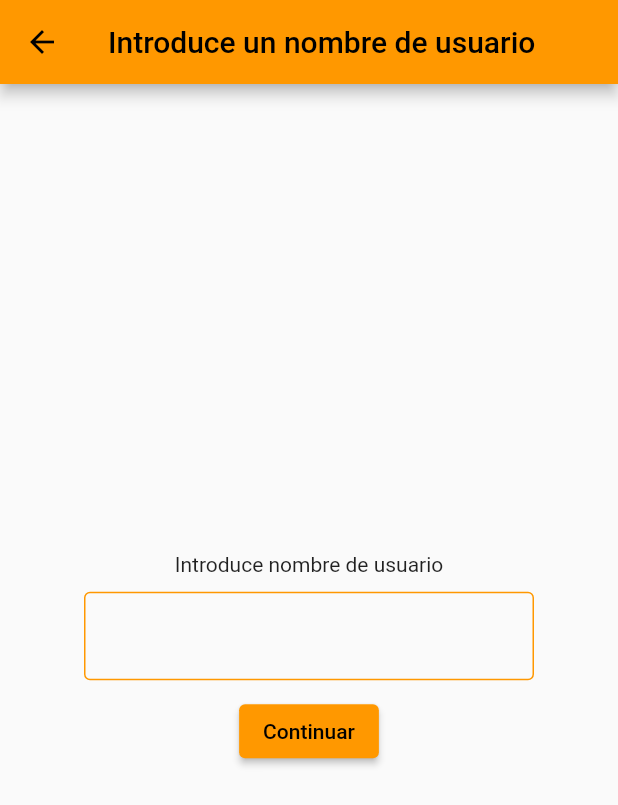
After one commit to gdonate/FrontendEA, a Flutter app: the screen it shows after launch, after a tap on "Publicaciones", on a phone screen of 412 x 824 dp. The commit adds this screen. Shown: the top 805 px of the screen. Run offline on Flutter 3.47's test engine with Material 2 defaults, Android fonts, the phone set to English and light mode, and no system bars; our stand-ins replace flutter_svg, google_maps_flutter, rxdart, socket_io_client; missing offline and left inert: text_editor; network calls fail.

Commit message:
Cristian minimo2

```diff
--- a/lib/main.dart
+++ b/lib/main.dart
@@ -1,7 +1,10 @@
 import 'package:flutter/material.dart';
 import 'package:flutter_localizations/flutter_localizations.dart';
 import 'package:provider/provider.dart';
+import 'package:registro/screens/ChatScreen.dart';
+import 'package:registro/screens/ListaPublicaciones.dart';
 import 'package:registro/screens/MapaScreen.dart';
+import 'package:registro/screens/Username.dart';
 import 'package:registro/screens/perfil.dart';
 import 'package:registro/screens/splash_screen.dart';
 import 'blocs/registro_bloc.dart';
@@ -52,5 +55,7 @@ var routes = <String,WidgetBuilder>{
   "/home":(BuildContext context) => HomeScreen(), //Poner el nombre de la clase de register de su propia pantalla
   "/map":(BuildContext context) => MapaScreen(), //Poner el nombre de la clase de register de su propia pantalla
   "/perfil":(BuildContext context) => PerfilUser(), //Poner el nombre de la clase de register de su propia pantalla
-
+  "/username":(BuildContext context) => UsernameScreen(), //Poner el nombre de la clase de register de su propia pantalla
+  //"/publicaciones":(BuildContext context) => ListaPublicaciones(), //Poner el nombre de la clase de register de su propia pantalla
+  //"/chat":(BuildContext context) => ChatScreen(), //Poner el nombre de la clase de register de su propia pantalla
 };
--- a/lib/screens/ListServicios/components/body.dart
+++ b/lib/screens/ListServicios/components/body.dart
@@ -9,9 +9,9 @@ import 'package:registro/screens/ListServicios/ServiciosList.dart';
 import 'background.dart';
 
 class Body extends StatelessWidget {
-  final Future<Servicio> servicio;
+  //final Future<Servicio> servicio;
 
-  Body({Key? key, this.servicio}) : super(key: key);
+  Body({Key? key}) : super(key: key);
 
   @override
   Widget build(BuildContext context) {
--- /dev/null
+++ b/lib/screens/Username.dart
@@ -0,0 +1,64 @@
+import 'package:flutter/cupertino.dart';
+import 'package:flutter/material.dart';
+import 'package:registro/screens/ListaPublicaciones.dart';
+import '../util/navegate.dart';
+
+class UsernameScreen extends StatefulWidget {
+  const UsernameScreen({Key? key}) : super(key: key);
+
+  @override
+  State<UsernameScreen> createState() => _UsernameScreenState();
+}
+
+class _UsernameScreenState extends State<UsernameScreen> {
+  TextEditingController _controller = TextEditingController();
+  late String username;
+
+  @override
+  Widget build(BuildContext context) {
+    return Scaffold(
+      appBar: AppBar(
+        title: const Text("Introduce un nombre de usuario"),
+      ),
+      body: Center(
+        child: Column(
+          mainAxisAlignment: MainAxisAlignment.center,
+          crossAxisAlignment: CrossAxisAlignment.center,
+          children: [
+            const Padding(
+              padding: EdgeInsets.only(bottom: 10.0),
+              child: Text("Introduce nombre de usuario"),
+            ),
+            Container(
+              width: 300.0,
+              child: TextField(
+                controller: _controller,
+                decoration: InputDecoration(
+                  enabledBorder: OutlineInputBorder(
+                    borderSide: BorderSide(color: Colors.orange),
+                  ),
+                  focusedBorder: OutlineInputBorder(
+                    borderSide: BorderSide(color: Colors.orange),
+                  ),
+                ),
+              ),
+            ),
+            Padding(
+              padding: EdgeInsets.only(top: 10.0),
+              child: ElevatedButton(
+                child: Text("Continuar"),
+                onPressed: (){
+                  if(_controller.value.text.isNotEmpty){
+                    username = _controller.value.text;
+                    Navigator.push(context,
+                        MaterialPageRoute(builder: (context) => ListaPublicaciones(username: username)));
+                  }
+                },
+              ),
+            ),
+          ],
+        ),
+      ),
+    );
+  }
+}
--- a/lib/screens/welcome_screen.dart
+++ b/lib/screens/welcome_screen.dart
@@ -168,7 +168,25 @@ class _WelcomeScreenState extends State<WelcomeScreen>{
                     ),
                     const SizedBox(
                       height: 16,
+                    ),
+                    MaterialButton(
+                      height: 49,
+                      minWidth: 285,
+                      color: const Color(0xFFFFFFFF).withOpacity(0.20),
+                      elevation: 0,
+                      shape: RoundedRectangleBorder(borderRadius: BorderRadius.circular(12.0)),
+                      child: Text(
+                        "Publicaciones",
+                        style: TextStyle(
+                          fontSize: 14,
+                          fontWeight: FontWeight.w600,
+                          color: Colors.white,
+                        ),
                       ),
+                      onPressed: () {
+                        Navegate.goToUsername(context);
+                      },
+                    ),
                   ],
                 ),
                 ),
--- a/lib/util/navegate.dart
+++ b/lib/util/navegate.dart
@@ -22,4 +22,13 @@ class Navegate {
   static void goToPerfil(BuildContext context) {
     Navigator.pushNamed(context, "/perfil");
   }
+  static void goToUsername(BuildContext context) {
+    Navigator.pushNamed(context, "/username");
+  }
+  static void goToListaPublicaciones(BuildContext context) {
+    Navigator.pushNamed(context, "/publicaciones");
+  }
+  static void goToChat(BuildContext context) {
+    Navigator.pushNamed(context, "/chat");
+  }
 }
--- a/pubspec.yaml
+++ b/pubspec.yaml
@@ -52,6 +52,7 @@ dependencies:
   google_maps_flutter: ^2.1.1
   provider: ^6.0.1
   permission_handler: ^8.3.0
+  socket_io_client: ^1.0.2
 
 
 dev_dependencies:
```
Also changed, not shown: lib/screens/ChatScreen.dart (added, +57 -0 lines), lib/screens/ListaPublicaciones.dart (added, +66 -0 lines), pubspec.lock, 7 other files.
